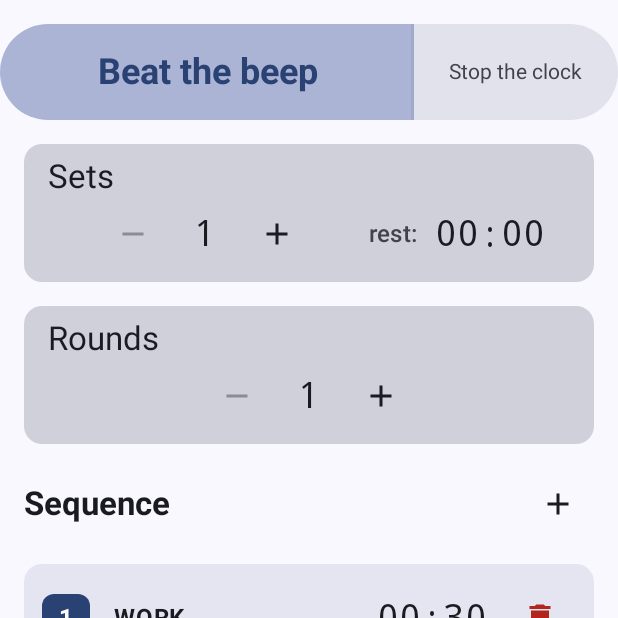
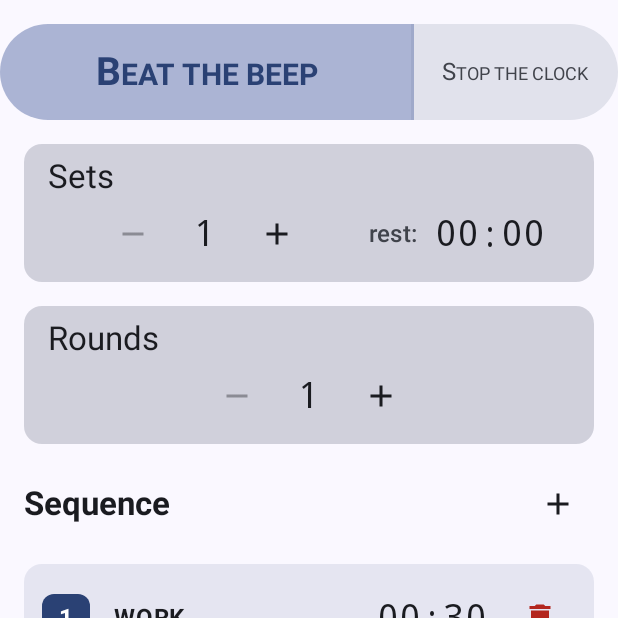
Before and after one commit to baccours/kronos, an Android app built with Jetpack Compose: the screen it shows after launch (MainActivity), on a phone screen of 412 x 824 dp, the top half of it. Run offline under Robolectric (Android 15) with nearby library versions, the phone set to English and light mode, and no system bars.

Commit message:
time cap

```diff
--- a/app/build.gradle.kts
+++ b/app/build.gradle.kts
@@ -62,5 +62,6 @@ dependencies {
     androidTestImplementation(platform(libs.androidx.compose.bom))
     androidTestImplementation(libs.androidx.compose.ui.test.junit4)
     debugImplementation(libs.androidx.compose.ui.tooling)
+    debugImplementation(libs.androidx.compose.ui.tooling.preview)
     debugImplementation(libs.androidx.compose.ui.test.manifest)
 }
--- a/app/src/main/java/com/baccours/kronos/model/TimerModels.kt
+++ b/app/src/main/java/com/baccours/kronos/model/TimerModels.kt
@@ -25,9 +25,10 @@ data class Task(
 data class TimerConfig(
     val mode: TimerMode = TimerMode.TIMER,
     val sets: Int = 1,
+    val setRestSeconds: Int = 0,
+    val timeCap: Int = 0,
     val rounds: Int = 1,
     val tasks: List<Task> = listOf(Task(type = TaskType.WORK), Task(type = TaskType.REST)),
-    val setRestSeconds: Int = 0
 ) : Parcelable {
     val totalDurationSeconds: Int
         get() {
--- a/app/src/main/java/com/baccours/kronos/ui/components/TimeInput.kt
+++ b/app/src/main/java/com/baccours/kronos/ui/components/TimeInput.kt
@@ -36,7 +36,8 @@ fun TimeInput(
     durationSeconds: Int,
     onDurationChange: (Int) -> Unit,
     modifier: Modifier = Modifier,
-    showRedOnZero: Boolean = true
+    showRedOnZero: Boolean = true,
+    placeholder: String? = null
 ) {
     var isEditing by remember { mutableStateOf(false) }
     var editValue by remember { mutableStateOf("") }
@@ -47,7 +48,11 @@ fun TimeInput(
 
     val displayMinutes = durationSeconds / 60
     val displaySeconds = durationSeconds % 60
-    val displayString = "%02d:%02d".format(displayMinutes, displaySeconds)
+    val displayString = when {
+        durationSeconds > 0 -> "%02d:%02d".format(displayMinutes, displaySeconds)
+        placeholder != null -> placeholder
+        else -> "00:00"
+    }
 
     val textStyle = MaterialTheme.typography.headlineSmall.copy(
         fontFamily = FontFamily.Monospace,
@@ -115,6 +120,8 @@ fun TimeInput(
         } else {
             val color = if (showRedOnZero && durationSeconds == 0) {
                 MaterialTheme.colorScheme.error
+            } else if (durationSeconds == 0 && placeholder != null) {
+                MaterialTheme.colorScheme.onSurfaceVariant.copy(alpha = 0.5f)
             } else {
                 MaterialTheme.colorScheme.onSurface
             }
--- a/app/src/main/java/com/baccours/kronos/ui/setup/SetupScreen.kt
+++ b/app/src/main/java/com/baccours/kronos/ui/setup/SetupScreen.kt
@@ -6,7 +6,6 @@ import androidx.compose.foundation.background
 import androidx.compose.foundation.layout.Arrangement
 import androidx.compose.foundation.layout.Box
 import androidx.compose.foundation.layout.Column
-import androidx.compose.foundation.layout.PaddingValues
 import androidx.compose.foundation.layout.Row
 import androidx.compose.foundation.layout.Spacer
 import androidx.compose.foundation.layout.WindowInsets
@@ -27,7 +26,6 @@ import androidx.compose.material3.Button
 import androidx.compose.material3.Card
 import androidx.compose.material3.CardDefaults
 import androidx.compose.material3.ExperimentalMaterial3Api
-import androidx.compose.material3.ExtendedFloatingActionButton
 import androidx.compose.material3.Icon
 import androidx.compose.material3.IconButton
 import androidx.compose.material3.MaterialTheme
@@ -47,9 +45,12 @@ import androidx.compose.ui.graphics.Color
 import androidx.compose.ui.input.pointer.PointerEventPass
 import androidx.compose.ui.input.pointer.pointerInput
 import androidx.compose.ui.platform.LocalFocusManager
+import androidx.compose.ui.text.SpanStyle
+import androidx.compose.ui.text.buildAnnotatedString
 import androidx.compose.ui.text.font.FontWeight
 import androidx.compose.ui.text.style.TextAlign
 import androidx.compose.ui.text.style.TextOverflow
+import androidx.compose.ui.text.withStyle
 import androidx.compose.ui.tooling.preview.Preview
 import androidx.compose.ui.unit.dp
 import androidx.compose.ui.unit.sp
@@ -79,6 +80,7 @@ fun SetupScreen(
         updateMode = viewModel::updateMode,
         updateSets = viewModel::updateSets,
         updateSetRest = viewModel::updateSetRest,
+        updateTimeCap = viewModel::updateTimeCap,
         updateRounds = viewModel::updateRounds,
         addTask = viewModel::addTask,
         updateTaskDuration = viewModel::updateTaskDuration,
@@ -94,6 +96,7 @@ private fun SetupScreenContent(
     updateMode: (TimerMode) -> Unit,
     updateSets: (Int) -> Unit,
     updateSetRest: (Int) -> Unit,
+    updateTimeCap: (Int) -> Unit,
     updateRounds: (Int) -> Unit,
     addTask: () -> Unit,
     updateTaskDuration: (String, Int) -> Unit,
@@ -156,11 +159,21 @@ private fun SetupScreenContent(
                                 border = BorderStroke(0.dp, Color.Transparent),
                                 icon = {},
                                 label = {
+                                    val upperText = labelText.uppercase()
+                                    val baseFontSize = if (selected) 20.sp else 12.sp
+                                    val leadingFontSize = if (selected) 26.sp else 16.sp
+                                    val annotatedString = buildAnnotatedString {
+                                        withStyle(style = SpanStyle(fontSize = leadingFontSize)) {
+                                            append(upperText.take(1))
+                                        }
+                                        withStyle(style = SpanStyle(fontSize = baseFontSize)) {
+                                            append(upperText.drop(1))
+                                        }
+                                    }
                                     Text(
-                                        text = labelText,
+                                        text = annotatedString,
                                         maxLines = 1,
                                         style = MaterialTheme.typography.titleLarge.copy(
-                                            fontSize = if (selected) 24.sp else 14.sp,
                                             fontWeight = if (selected) FontWeight.Bold else FontWeight.Normal,
                                         ),
                                         textAlign = TextAlign.Center,
@@ -243,6 +256,46 @@ private fun SetupScreenContent(
                     }
                 }
 
+                if (!isTimerMode) {
+                    // Time CAP
+                    item {
+                        Column(
+                            modifier = Modifier
+                                .fillMaxWidth()
+                                .clip(RoundedCornerShape(12.dp))
+                                .background(MaterialTheme.colorScheme.secondaryContainer.copy(alpha = 0.3f))
+                                .padding(horizontal = 16.dp, vertical = 8.dp)
+                        ) {
+                            Row(
+                                modifier = Modifier.fillMaxWidth(),
+                                verticalAlignment = Alignment.CenterVertically
+                            ) {
+                                Text(
+                                    text = "Time Cap",
+                                    style = MaterialTheme.typography.titleLarge
+                                )
+                                Text(
+                                    text = " (per set)",
+                                    style = MaterialTheme.typography.bodyMedium,
+                                    color = MaterialTheme.colorScheme.onSurfaceVariant.copy(alpha = 0.8f)
+                                )
+                            }
+                            Row(
+                                modifier = Modifier.fillMaxWidth(),
+                                horizontalArrangement = Arrangement.Center
+
+                            ) {
+                                TimeInput(
+                                    durationSeconds = uiState.timeCap,
+                                    onDurationChange = updateTimeCap,
+                                    showRedOnZero = false,
+                                    placeholder = "none"
+                                )
+                            }
+                        }
+                    }
+                }
+                else {
                     // Rounds
                     item {
                         Column(
@@ -325,6 +378,7 @@ private fun SetupScreenContent(
             }
         }
     }
+}
 
 @Preview(showBackground = true)
 @Composable
@@ -333,6 +387,7 @@ fun SetupScreenPreview() {
         SetupScreenContent(
             uiState = TimerConfig(
                 mode = TimerMode.TIMER,
+                //mode = TimerMode.FOR_TIME,
                 sets = 2,
                 rounds = 3,
                 setRestSeconds = 60,
@@ -344,11 +399,12 @@ fun SetupScreenPreview() {
             onStartTimer = {},
             updateMode = {},
             updateSets = {},
+            updateSetRest = {},
+            updateTimeCap = {},
             updateRounds = {},
             addTask = {},
             updateTaskDuration = { _, _ -> },
-            removeTask = {},
-            updateSetRest = {}
+            removeTask = {}
         )
     }
 }
--- a/app/src/main/java/com/baccours/kronos/ui/setup/SetupViewModel.kt
+++ b/app/src/main/java/com/baccours/kronos/ui/setup/SetupViewModel.kt
@@ -24,6 +24,10 @@ class SetupViewModel : ViewModel() {
 
     fun updateSetRest(seconds: Int) {
         _uiState.update { it.copy(setRestSeconds = seconds) }
+    }
+
+    fun updateTimeCap(seconds: Int) {
+        _uiState.update { it.copy(timeCap = seconds) }
     }
 
     fun updateRounds(rounds: Int) {
```
Lines whose indentation alone changed are shown as unchanged.
